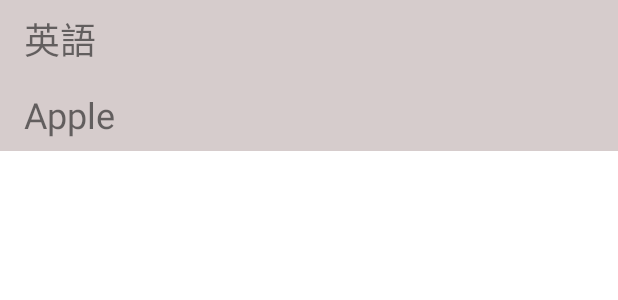
After one commit to itc-s21009/VocabularyBook, an Android app: the layout word_detail_row.xml on its own in the app's theme, with its tools: preview values and no code run, on a phone screen of 412 x 824 dp. The commit adds this screen. Shown: the top 300 px of the screen. Run offline under Robolectric (Android 15) with nearby library versions, the phone set to English and light mode, and no system bars.

Commit message:
単語詳細画面で、単語の意味が見られるようにした

```diff
--- a/app/src/main/java/jp/ac/it_college/std/pbl_b/vocabularybook/MainActivity.kt
+++ b/app/src/main/java/jp/ac/it_college/std/pbl_b/vocabularybook/MainActivity.kt
@@ -15,7 +15,7 @@ class MainActivity : AppCompatActivity() {
 
     private val helper = DatabaseHelper(this)
     private lateinit var mPopupWindow: PopupWindow
-    private lateinit var categoryListRaw: List<Category>
+    private lateinit var categoryListRaw: List<DBCategory>
 
     override fun onCreate(savedInstanceState: Bundle?) {
         super.onCreate(savedInstanceState)
@@ -100,7 +100,7 @@ class MainActivity : AppCompatActivity() {
         }
     }
 
-    private fun showWordListActivity(category: Category) {
+    private fun showWordListActivity(category: DBCategory) {
         val intent = Intent(this, WordListActivity::class.java)
         intent.putExtra("CATE_ID", category.id)
         intent.putExtra("CATE_NAME", category.name)
--- /dev/null
+++ b/app/src/main/res/layout/word_detail_row.xml
@@ -0,0 +1,37 @@
+<?xml version="1.0" encoding="utf-8"?>
+<androidx.constraintlayout.widget.ConstraintLayout xmlns:android="http://schemas.android.com/apk/res/android"
+    xmlns:app="http://schemas.android.com/apk/res-auto"
+    xmlns:tools="http://schemas.android.com/tools"
+    android:layout_width="match_parent"
+    android:layout_height="wrap_content"
+    android:background="#D6CCCC">
+
+    <TextView
+        android:id="@+id/tvLanguageName"
+        android:layout_width="0dp"
+        android:layout_height="wrap_content"
+        android:paddingStart="16dp"
+        android:paddingTop="8dp"
+        android:paddingEnd="16dp"
+        android:paddingBottom="8dp"
+        android:textSize="24sp"
+        app:layout_constraintEnd_toEndOf="parent"
+        app:layout_constraintStart_toStartOf="parent"
+        app:layout_constraintTop_toTopOf="parent"
+        tools:text="英語" />
+
+    <TextView
+        android:id="@+id/tvMeaning"
+        android:layout_width="0dp"
+        android:layout_height="wrap_content"
+        android:paddingStart="16dp"
+        android:paddingTop="8dp"
+        android:paddingEnd="16dp"
+        android:paddingBottom="8dp"
+        android:textSize="24sp"
+        app:layout_constraintEnd_toEndOf="parent"
+        app:layout_constraintStart_toStartOf="parent"
+        app:layout_constraintTop_toBottomOf="@+id/tvLanguageName"
+        tools:text="Apple" />
+
+</androidx.constraintlayout.widget.ConstraintLayout>
```
Also changed, not shown: app/src/main/java/jp/ac/it_college/std/pbl_b/vocabularybook/DatabaseHelper.kt (+38 -14 lines), app/src/main/java/jp/ac/it_college/std/pbl_b/vocabularybook/Models.kt (+11 -4 lines), app/src/main/java/jp/ac/it_college/std/pbl_b/vocabularybook/WordDetailsActivity.kt (+20 -0 lines), app/src/main/java/jp/ac/it_college/std/pbl_b/vocabularybook/WordListActivity.kt (+7 -11 lines), app/src/main/res/layout/activity_word_details.xml (+18 -34 lines).
